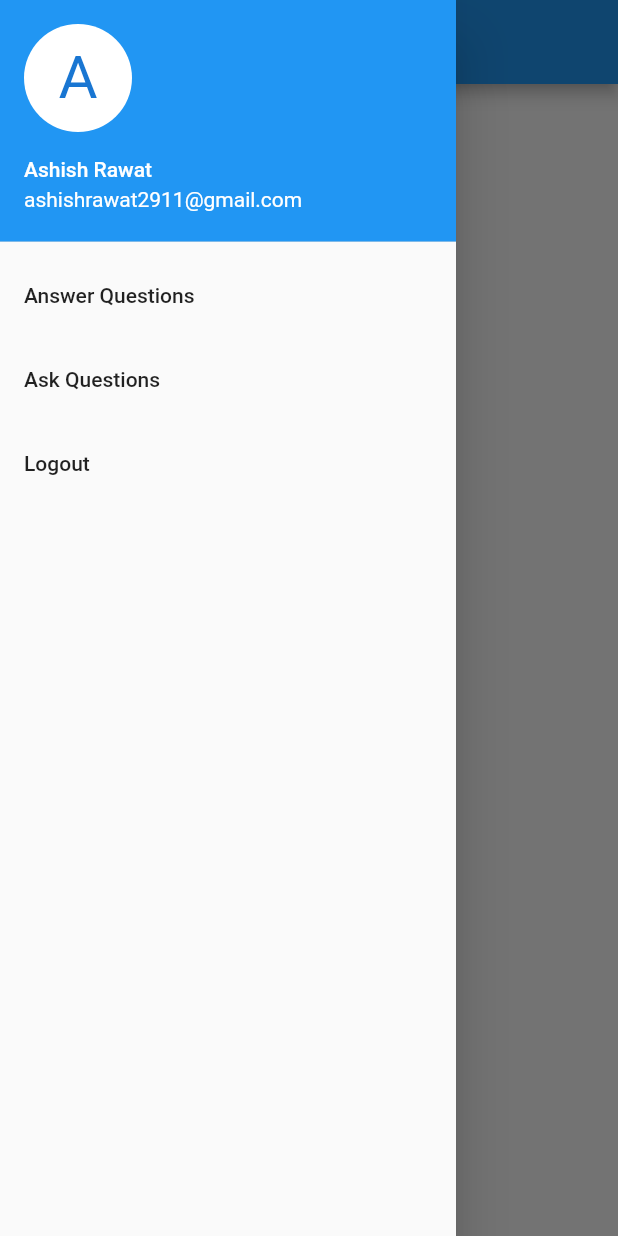
After one commit to surajahmed/perffers-flutter, a Flutter app: the Home screen opened by its route, with the side drawer open, on a phone screen of 412 x 824 dp. The commit adds this screen. Run offline on Flutter 3.47's test engine with Material 2 defaults, Android fonts, the phone set to English and light mode, and no system bars; our stand-ins replace cloud_firestore, firebase_auth, google_sign_in; accounts and stored records are empty.

Commit message:
added home screen

```diff
--- /dev/null
+++ b/lib/Screens/Home/index.dart
@@ -0,0 +1,78 @@
+import 'package:flutter/material.dart';
+import 'package:perffers/Screens/AskQuestion/index.dart';
+import 'package:perffers/Screens/Question/index.dart';
+
+class Home extends StatelessWidget {
+  // This widget is the root of your application.
+  @override
+  Widget build(BuildContext context) {
+    return Scaffold(
+        appBar: AppBar(
+          title: Text('First Route'),
+        ),
+        drawer: Drawer(
+          child: ListView(
+            children: <Widget>[
+              UserAccountsDrawerHeader(
+                accountName: Text("Ashish Rawat"),
+                accountEmail: Text("ashishrawat2911@gmail.com"),
+                currentAccountPicture: CircleAvatar(
+                  backgroundColor:
+                      Theme.of(context).platform == TargetPlatform.iOS
+                          ? Colors.blue
+                          : Colors.white,
+                  child: Text(
+                    "A",
+                    style: TextStyle(fontSize: 40.0),
+                  ),
+                ),
+              ),
+              ListTile(
+                title: Text("Answer Questions"),
+                onTap: () {
+                  Navigator.of(context).pop();
+                  Navigator.of(context).push(MaterialPageRoute(
+                      builder: (BuildContext context) => QuestionScreen()));
+                },
+              ),
+              ListTile(
+                title: Text("Ask Questions"),
+                onTap: () {
+                  Navigator.of(context).pop();
+                  Navigator.of(context).push(MaterialPageRoute(
+                      builder: (BuildContext context) => AskQuestion()));
+                },
+              ),
+              ListTile(
+                title: Text("Logout"),
+                onTap: () {
+                  // TODO: logout here
+                },
+              ),
+            ],
+          ),
+        ),
+        body: Row(
+          children: <Widget>[
+            RaisedButton(
+              child: Text('Open route'),
+              onPressed: () {
+                Navigator.of(context).pushNamed('/questionChat');
+              },
+            ),
+            RaisedButton(
+              child: Text('Questions'),
+              onPressed: () {
+                Navigator.of(context).pushNamed('/questions');
+              },
+            ),
+            RaisedButton(
+              child: Text('Login'),
+              onPressed: () {
+                Navigator.of(context).pushNamed('/login');
+              },
+            ),
+          ],
+        ));
+  }
+}
```
Also changed, not shown: lib/Screens/Login/index.dart (+5 -21 lines), lib/main.dart (+3 -77 lines).
